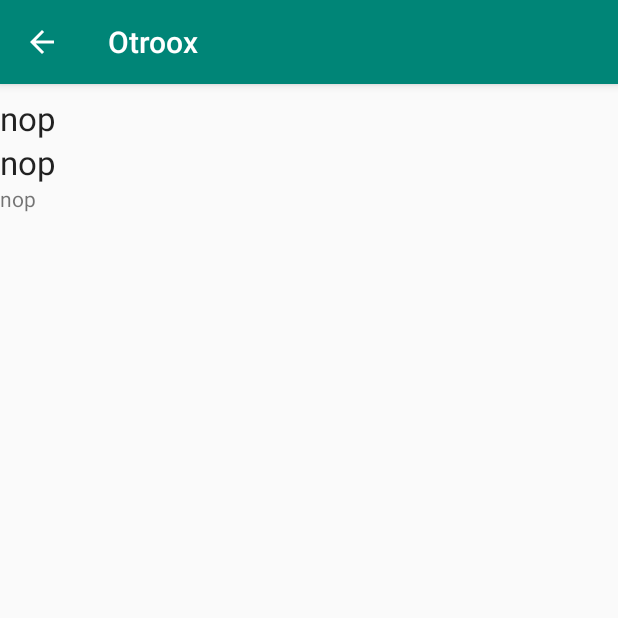
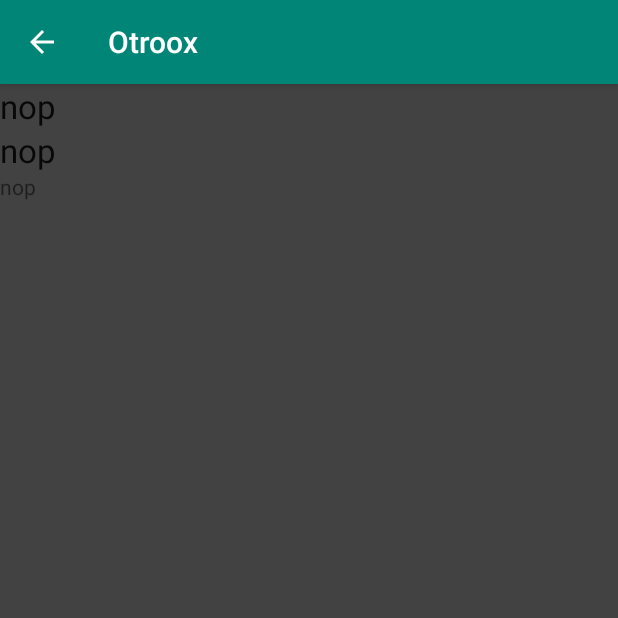
Before and after one commit to LaughyMcLaugher/Otroox, an Android app: the MatchActivity screen opened directly, with no data from a screen before it, on a phone screen of 412 x 824 dp, the top half of it. Run offline under Robolectric (Android 15) with nearby library versions, the phone set to English and light mode, and no system bars.

Commit message:
Icone ajouté

```diff
--- a/app/src/main/AndroidManifest.xml
+++ b/app/src/main/AndroidManifest.xml
@@ -6,7 +6,7 @@
 
     <application
         android:allowBackup="true"
-        android:icon="@mipmap/ic_launcher"
+        android:icon="@mipmap/poro_launcher"
         android:label="@string/app_name"
         android:roundIcon="@mipmap/ic_launcher_round"
         android:supportsRtl="true"
--- a/app/src/main/res/layout/activity_match.xml
+++ b/app/src/main/res/layout/activity_match.xml
@@ -1,19 +1,9 @@
 <?xml version="1.0" encoding="utf-8"?>
 <LinearLayout xmlns:android="http://schemas.android.com/apk/res/android"
     android:orientation="vertical" android:layout_width="match_parent"
-    android:layout_height="match_parent">
+    android:layout_height="match_parent"
+    android:background="@color/cardview_dark_background">
 
-
-    <com.google.android.material.card.MaterialCardView
-        style="@style/Widget.MaterialComponents.CardView"
-        android:layout_width="411dp"
-        android:layout_height="wrap_content"
-        android:layout_marginLeft="8dp"
-        android:layout_marginTop="8dp"
-        android:layout_marginRight="8dp">
-
-
-    </com.google.android.material.card.MaterialCardView>
 
     <TextView
         android:id="@+id/nomTrouver"
@@ -32,7 +22,7 @@
     <TextView
         android:id="@+id/idCompte"
         android:layout_width="match_parent"
-        android:layout_height="wrap_content"
+        android:layout_height="72dp"
         android:text="id du Compte" />
 
 
```
Also changed, not shown: app/src/main/poro_launcher-web.png (added), app/src/main/res/drawable/poro.jpg (added), app/src/main/res/mipmap-hdpi/poro_launcher.png (added), app/src/main/res/mipmap-mdpi/poro_launcher.png (added), app/src/main/res/mipmap-xhdpi/poro_launcher.png (added), app/src/main/res/mipmap-xxhdpi/poro_launcher.png (added), app/src/main/res/mipmap-xxxhdpi/poro_launcher.png (added).
